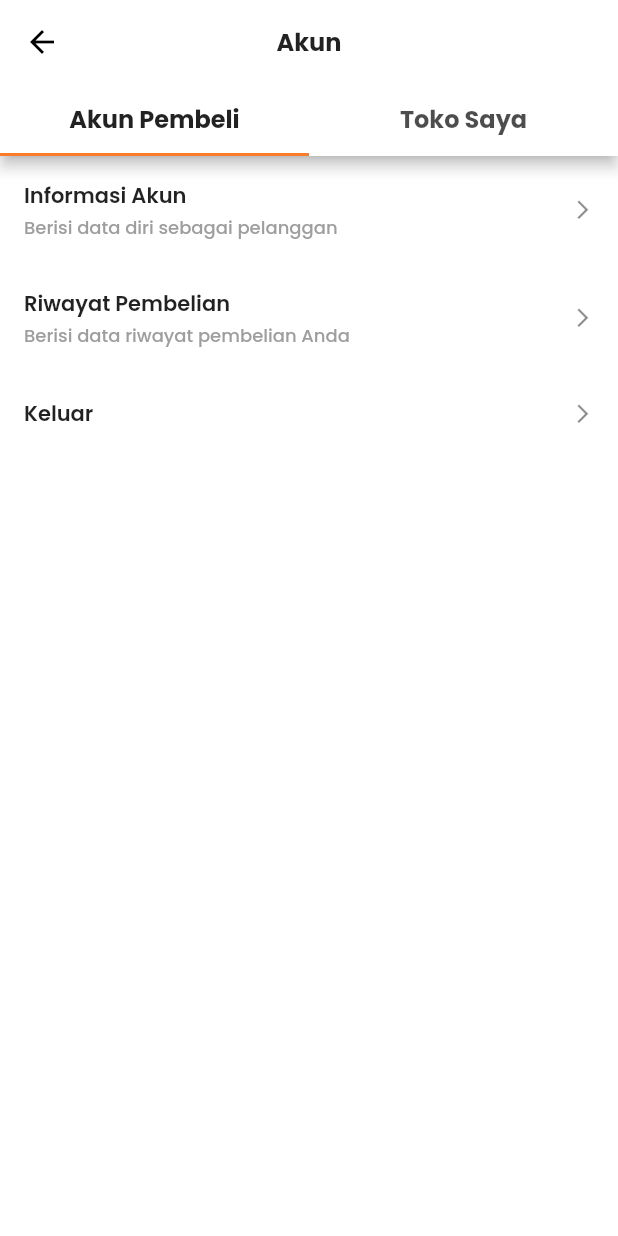
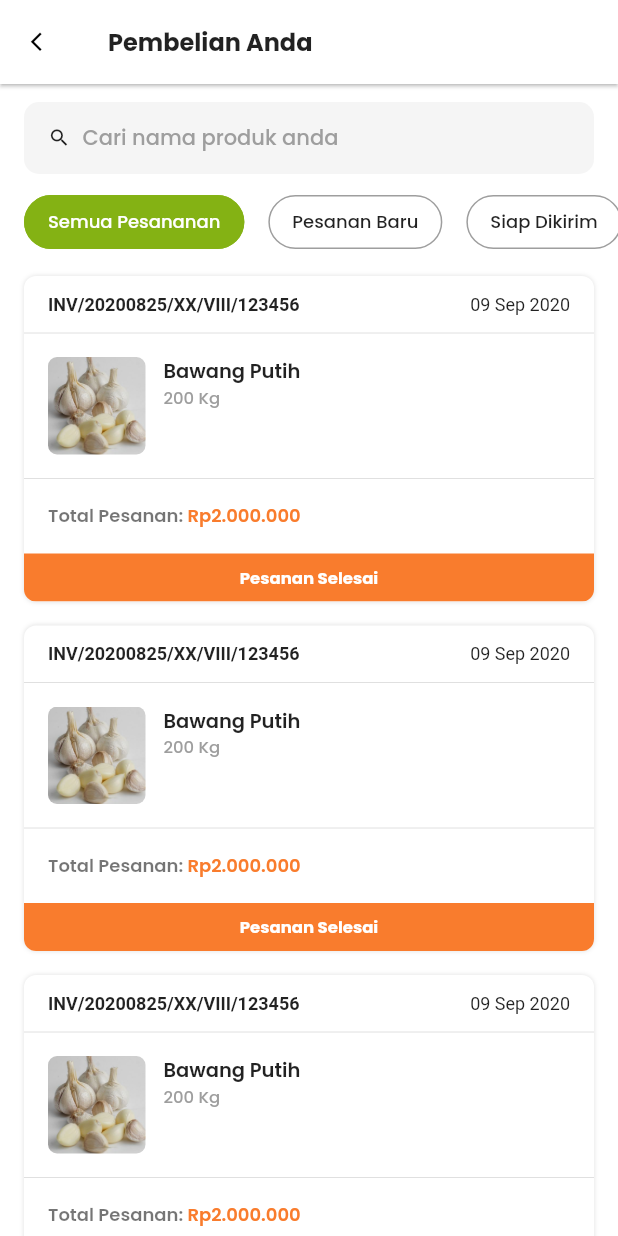
Before and after one commit to padimall/marketplace-app, a Flutter app: the AkunScreen screen opened directly, after a tap on "Riwayat Pembelian", on a phone screen of 412 x 824 dp. Run offline on Flutter 3.47's test engine with Material 2 defaults, Android fonts, the phone set to English and light mode, and no system bars; our stand-ins replace cached_network_image, carousel_slider, flutter_masked_text, flutter_svg, fluttertoast, google_fonts and 1 more; missing offline and left inert: wc_form_validators; network calls fail.

Commit message:
add: history pembelian UI

```diff
--- a/lib/main.dart
+++ b/lib/main.dart
@@ -5,6 +5,7 @@ import 'package:padimall_app/screens/checkout_screen.dart';
 import 'package:padimall_app/screens/first_screen.dart';
 import 'package:padimall_app/screens/keranjang_screen.dart';
 import 'package:padimall_app/screens/login_screen.dart';
+import 'package:padimall_app/screens/pembelian_screen.dart';
 import 'package:padimall_app/screens/penjualan_screen.dart';
 import 'package:padimall_app/screens/product_detail_screen.dart';
 import 'package:padimall_app/screens/produk_anda_screen.dart';
@@ -64,6 +65,7 @@ class MyApp extends StatelessWidget {
           KeranjangScreen.routeName: (ctx) => KeranjangScreen(),
           CheckoutScreen.routeName: (ctx) => CheckoutScreen(),
           PenjualanScreen.routeName: (ctx) => PenjualanScreen(),
+          PembelianScreen.routeName: (ctx) => PembelianScreen(),
         },
       ),
     );
--- a/lib/providers/histories.dart
+++ b/lib/providers/histories.dart
@@ -9,4 +9,13 @@ class ProviderHistories with ChangeNotifier {
     _selectedStagePenjualanIndex = index;
     notifyListeners();
   }
+
+  int _selectedStagePembelianIndex = 0;
+
+  int get selectedStagePembelianIndex => _selectedStagePembelianIndex;
+
+  void setSelectedStagePembelianIndex(int index) {
+    _selectedStagePembelianIndex = index;
+    notifyListeners();
+  }
 }
--- /dev/null
+++ b/lib/screens/pembelian_screen.dart
@@ -0,0 +1,154 @@
+import 'package:flutter/material.dart';
+import 'package:padimall_app/providers/histories.dart';
+import 'package:padimall_app/utils/custom_text_theme.dart';
+import 'package:padimall_app/widgets/penjualan/invoice_summary.dart';
+import 'package:provider/provider.dart';
+
+class PembelianScreen extends StatelessWidget {
+  static final routeName = 'pembelian-screen';
+  ProviderHistories _providerHistories;
+
+  @override
+  Widget build(BuildContext context) {
+    _providerHistories = Provider.of(context, listen: false);
+
+    return Scaffold(
+      appBar: AppBar(
+        title: Text(
+          'Pembelian Anda',
+          style: PadiMallTextTheme.sz16weight700(context),
+        ),
+        elevation: 1,
+        leading: IconButton(
+          icon: Icon(Icons.arrow_back_ios),
+          iconSize: 15,
+          onPressed: () {
+            Navigator.pop(context);
+          },
+        ),
+        backgroundColor: Colors.white,
+      ),
+      body: Consumer<ProviderHistories>(
+        builder: (ctx, provider, _) => Container(
+          color: Colors.white,
+          child: Column(
+            crossAxisAlignment: CrossAxisAlignment.start,
+            children: <Widget>[
+              Container(
+                alignment: Alignment.topLeft,
+                decoration: BoxDecoration(
+                  color: Colors.grey[100],
+                  borderRadius: BorderRadius.all(
+                    Radius.circular(10),
+                  ),
+                ),
+                margin: const EdgeInsets.fromLTRB(16, 12, 16, 8),
+                padding: const EdgeInsets.symmetric(horizontal: 16),
+                child: Row(
+                  children: <Widget>[
+                    Container(
+                      margin: const EdgeInsets.only(right: 8),
+                      child: Icon(
+                        Icons.search,
+                        size: 15,
+                      ),
+                    ),
+                    Expanded(
+                      child: TextFormField(
+                        decoration: InputDecoration(
+                          suffix: Icon(
+                            Icons.clear,
+                            size: 15,
+                          ),
+                          hintText: 'Cari nama produk anda',
+                          hintStyle:
+                          PadiMallTextTheme.sz14weight500Grey(context),
+                          border: InputBorder.none,
+                          focusedBorder: InputBorder.none,
+                          enabledBorder: InputBorder.none,
+                          errorBorder: InputBorder.none,
+                          disabledBorder: InputBorder.none,
+                        ),
+                      ),
+                    ),
+                  ],
+                ),
+              ),
+              Container(
+                margin: const EdgeInsets.only(bottom: 4),
+                child: SingleChildScrollView(
+                  scrollDirection: Axis.horizontal,
+                  child: Row(
+                    children: <Widget>[
+                      SizedBox(
+                        width: 16,
+                      ),
+                      _buildStagingChip(context, 'Semua Pesananan', 0),
+                      _buildStagingChip(context, 'Pesanan Baru', 1),
+                      _buildStagingChip(context, 'Siap Dikirim', 2),
+                      _buildStagingChip(context, 'Dalam Pengiriman', 3),
+                      _buildStagingChip(context, 'Pesanan Selesai', 4),
+                      _buildStagingChip(context, 'Pesanan Dibatalkan', 5),
+                    ],
+                  ),
+                ),
+              ),
+              Expanded(
+                child: SingleChildScrollView(
+                  child: ListView.builder(
+                    itemCount: 3,
+                    shrinkWrap: true,
+                    physics: NeverScrollableScrollPhysics(),
+                    itemBuilder: (ctx, index) {
+                      return PenjualanInvoiceSummaryWidget();
+                    },
+                  ),
+                ),
+              )
+            ],
+          ),
+        ),
+      ),
+    );
+  }
+
+  Widget _buildStagingChip(BuildContext context, String buttonText, int index) {
+    Color textColor;
+    Color buttonColor;
+    Color borderColor;
+
+    if (_providerHistories.selectedStagePembelianIndex == index) {
+      textColor = Colors.white;
+      buttonColor = Theme.of(context).primaryColor;
+      borderColor = Theme.of(context).primaryColor;
+    } else {
+      textColor = Colors.black87;
+      buttonColor = Colors.white;
+      borderColor = Colors.grey;
+    }
+
+    return Container(
+      margin: const EdgeInsets.only(right: 16),
+      child: RaisedButton(
+        onPressed: () {
+          _providerHistories.setSelectedStagePembelianIndex(index);
+        },
+        elevation: 0,
+        shape: RoundedRectangleBorder(
+          borderRadius: BorderRadius.all(
+            Radius.circular(20),
+          ),
+          side: BorderSide(
+            color: borderColor,
+          ),
+        ),
+        color: buttonColor,
+        child: Text(
+          '$buttonText',
+          style: PadiMallTextTheme.sz12weight500(context)
+              .copyWith(color: textColor),
+        ),
+      ),
+    );
+  }
+}
--- a/lib/widgets/akun/akun_pembeli.dart
+++ b/lib/widgets/akun/akun_pembeli.dart
@@ -1,4 +1,5 @@
 import 'package:flutter/material.dart';
+import 'package:padimall_app/screens/pembelian_screen.dart';
 import 'package:padimall_app/widgets/akun/list_tile.dart';
 
 class AkunPembeliWidget extends StatelessWidget {
@@ -14,7 +15,9 @@ class AkunPembeliWidget extends StatelessWidget {
         AkunListTile(
           title: 'Riwayat Pembelian',
           subtitle: 'Berisi data riwayat pembelian Anda',
-          handler: () {},
+          handler: () {
+            Navigator.pushNamed(context, PembelianScreen.routeName);
+          },
         ),
         AkunListTile(
           title: 'Keluar',
--- a/lib/widgets/penjualan/invoice_summary.dart
+++ b/lib/widgets/penjualan/invoice_summary.dart
@@ -5,7 +5,7 @@ class PenjualanInvoiceSummaryWidget extends StatelessWidget {
   @override
   Widget build(BuildContext context) {
     return Padding(
-      padding: const EdgeInsets.fromLTRB(16, 16, 16, 0),
+      padding: const EdgeInsets.fromLTRB(16, 8, 16, 8),
       child: Container(
         decoration: BoxDecoration(
           color: Colors.white,
```
